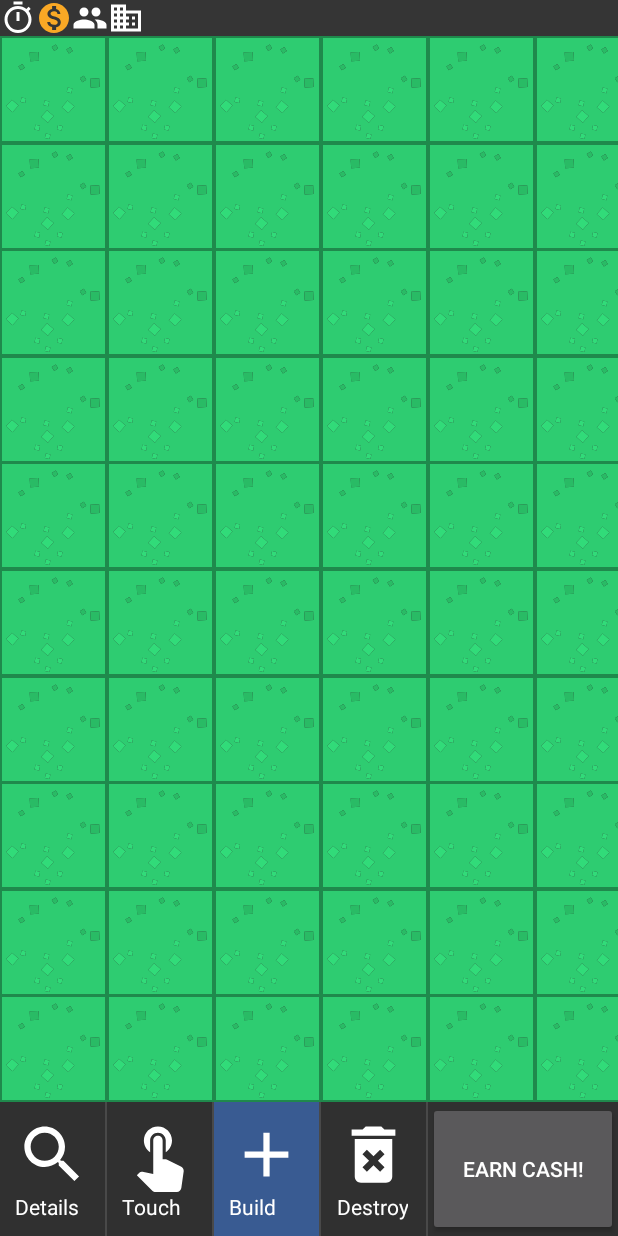
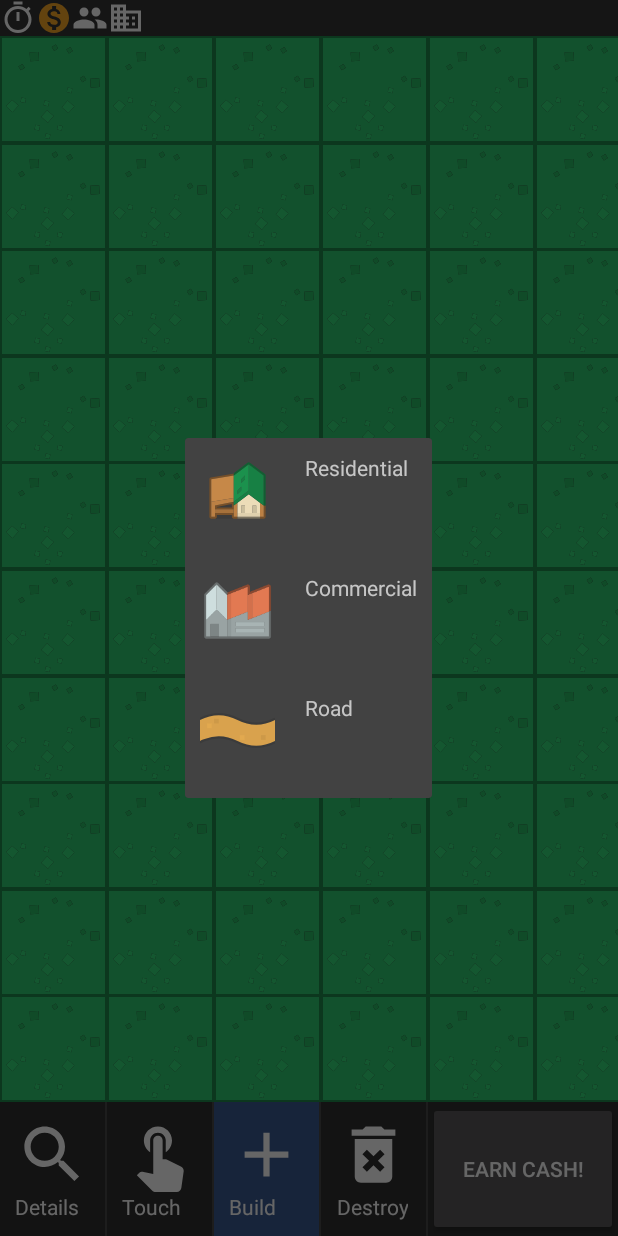
Before and after one commit to BenBowers/MadCity, an Android app: the SelectorFragment screen opened directly, with no data from a screen before it, after a tap on "Build", on a phone screen of 412 x 824 dp. Run offline under Robolectric (Android 15) with nearby library versions, the phone set to English and light mode, and no system bars; 2 statements that could not run were skipped; 2 other taps on this screen came first.

Commit message:
Updated structures to have string resources

```diff
--- a/app/src/main/java/edu/curtin/madcity/structure/Commercial.java
+++ b/app/src/main/java/edu/curtin/madcity/structure/Commercial.java
@@ -2,7 +2,7 @@
 
 public final class Commercial extends Structure
 {
-    public Commercial(int drawableId, String name)
+    public Commercial(int drawableId, int name)
     {
         super(drawableId, name);
     }
--- a/app/src/main/java/edu/curtin/madcity/structure/Residential.java
+++ b/app/src/main/java/edu/curtin/madcity/structure/Residential.java
@@ -1,8 +1,8 @@
 package edu.curtin.madcity.structure;
 
-public final class Residential extends Structure
+public class Residential extends Structure
 {
-    public Residential(int drawableId, String name)
+    public Residential(int drawableId, int name)
     {
         super(drawableId, name);
     }
--- a/app/src/main/java/edu/curtin/madcity/structure/Road.java
+++ b/app/src/main/java/edu/curtin/madcity/structure/Road.java
@@ -2,7 +2,7 @@
 
 public final class Road extends Structure
 {
-    public Road(int drawableId, String name)
+    public Road(int drawableId, int name)
     {
         super(drawableId, name);
     }
--- a/app/src/main/java/edu/curtin/madcity/structure/Structure.java
+++ b/app/src/main/java/edu/curtin/madcity/structure/Structure.java
@@ -3,9 +3,9 @@
 public abstract class Structure
 {
     private final int mDrawableId;
-    private String mName;
+    private int mName;
 
-    public Structure(int drawableId, String name)
+    public Structure(int drawableId, int name)
     {
         mDrawableId = drawableId;
         mName = name;
@@ -16,7 +16,7 @@
         return mDrawableId;
     }
 
-    public String getName()
+    public int getName()
     {
         return mName;
     }
--- a/app/src/main/java/edu/curtin/madcity/structure/StructureData.java
+++ b/app/src/main/java/edu/curtin/madcity/structure/StructureData.java
@@ -10,42 +10,45 @@
         return ourInstance;
     }
 
-    private static final Residential[] RESIDENTIAL = new Residential[]
-            {
-                    new Residential(R.drawable.ic_building1, "building 1"),
-                    new Residential(R.drawable.ic_building2, "building 2"),
-                    new Residential(R.drawable.ic_building3, "building 3"),
-                    new Residential(R.drawable.ic_building4, "building 4")
-            };
+    public static final Residential[] RESIDENTIAL = new Residential[] {
+            new Residential(R.drawable.ic_building1, R.string.ic_building1),
+            new Residential(R.drawable.ic_building2, R.string.ic_building2),
+            new Residential(R.drawable.ic_building3, R.string.ic_building3),
+            new Residential(R.drawable.ic_building4, R.string.ic_building4)
+    };
 
-    private static final Commercial[] COMMERCIAL = new Commercial[]
-            {
-                    new Commercial(R.drawable.ic_building5, "building 5"),
-                    new Commercial(R.drawable.ic_building6, "building 6"),
-                    new Commercial(R.drawable.ic_building7, "building 7"),
-                    new Commercial(R.drawable.ic_building8, "building 8")
+    public static final Commercial[] COMMERCIAL = new Commercial[] {
+            new Commercial(R.drawable.ic_building5, R.string.ic_building5),
+            new Commercial(R.drawable.ic_building6, R.string.ic_building6),
+            new Commercial(R.drawable.ic_building7, R.string.ic_building7),
+            new Commercial(R.drawable.ic_building8, R.string.ic_building8)
+    };
 
-            };
+    public static final Road[] ROADS = new Road[] {
+            new Road(R.drawable.ic_road_ns, R.string.ic_road_ns),
+            new Road(R.drawable.ic_road_ew, R.string.ic_road_ew),
+            new Road(R.drawable.ic_road_nsew, R.string.ic_road_nsew),
+            new Road(R.drawable.ic_road_ne, R.string.ic_road_ne),
+            new Road(R.drawable.ic_road_nw, R.string.ic_road_nw),
+            new Road(R.drawable.ic_road_se, R.string.ic_road_se),
+            new Road(R.drawable.ic_road_sw, R.string.ic_road_sw),
+            new Road(R.drawable.ic_road_n, R.string.ic_road_n),
+            new Road(R.drawable.ic_road_e, R.string.ic_road_e),
+            new Road(R.drawable.ic_road_s, R.string.ic_road_s),
+            new Road(R.drawable.ic_road_w, R.string.ic_road_w),
+            new Road(R.drawable.ic_road_nse, R.string.ic_road_nse),
+            new Road(R.drawable.ic_road_nsw, R.string.ic_road_nsw),
+            new Road(R.drawable.ic_road_new, R.string.ic_road_new),
+            new Road(R.drawable.ic_road_sew, R.string.ic_road_sew)
+    };
 
-    private static final Road[] ROADS = new Road[]
-            {
-                    new Road(R.drawable.ic_road_ns, "Straight"),
-                    new Road(R.drawable.ic_road_ew, "Straight"),
-                    new Road(R.drawable.ic_road_nsew, "Cross"),
-                    new Road(R.drawable.ic_road_ne, "Corner"),
-                    new Road(R.drawable.ic_road_nw, "Corner"),
-                    new Road(R.drawable.ic_road_se, "Corner"),
-                    new Road(R.drawable.ic_road_sw, "Corner"),
-                    new Road(R.drawable.ic_road_n, "Turn"),
-                    new Road(R.drawable.ic_road_e, "Turn"),
-                    new Road(R.drawable.ic_road_s, "Turn"),
-                    new Road(R.drawable.ic_road_w, "Turn"),
-                    new Road(R.drawable.ic_road_nse, "T junction"),
-                    new Road(R.drawable.ic_road_nsw, "T junction"),
-                    new Road(R.drawable.ic_road_new, "T junction"),
-                    new Road(R.drawable.ic_road_sew, "T junction")
-            };
-
+    public static final Structure[] TYPES = new Structure[] {
+            new Residential(R.drawable.ic_building1,
+                            R.string.residential_title),
+            new Commercial(R.drawable.ic_building5,
+                           R.string.commercial_title),
+            new Road(R.drawable.ic_road_ew, R.string.road_title)
+    };
 
     private StructureData()
     {
--- a/app/src/main/res/values/strings.xml
+++ b/app/src/main/res/values/strings.xml
@@ -42,4 +42,32 @@
     <!-- Structure Selector -->
     <string name="structure_selector_title">Structures</string>
 
+    <!-- Structures -->
+    <string name="residential_title">Residential</string>
+    <string name="commercial_title">Commercial</string>
+    <string name="road_title">Road</string>
+
+     <string name="ic_building1">Farm house</string>
+     <string name="ic_building2">Cottage</string>
+     <string name="ic_building3">Barn</string>
+     <string name="ic_building4">House</string>
+     <string name="ic_building5">Factory</string>
+     <string name="ic_building6">Mechanic</string>
+     <string name="ic_building7">Church</string>
+     <string name="ic_building8">Store</string>
+     <string name="ic_road_ns">Road</string>
+     <string name="ic_road_ew">Road</string>
+     <string name="ic_road_nsew">Road</string>
+     <string name="ic_road_ne">Road</string>
+     <string name="ic_road_nw">Road</string>
+     <string name="ic_road_se">Road</string>
+     <string name="ic_road_sw">Road</string>
+     <string name="ic_road_n">Road</string>
+     <string name="ic_road_e">Road</string>
+     <string name="ic_road_s">Road</string>
+     <string name="ic_road_w">Road</string>
+     <string name="ic_road_nse">Road</string>
+     <string name="ic_road_nsw">Road</string>
+     <string name="ic_road_new">Road</string>
+     <string name="ic_road_sew">Road</string>
 </resources>
```
